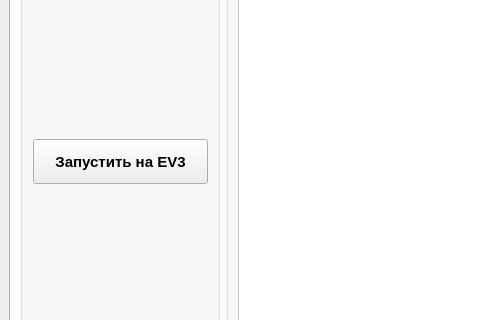
The window that main.ui (MrKrut0y/Robot-artist_EV3-Python) describes before a commit, drawn with Qt 5; both pictures show x 0 to 480 and y 373 to 693 of the 1086 by 830 pixel window.
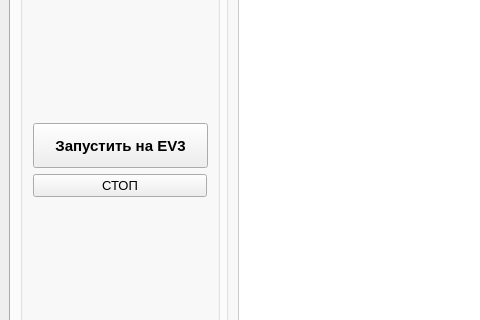
The same window after the commit. The open tabs and pages were chosen to show the change.

```diff
--- a/main.ui
+++ b/main.ui
@@ -248,6 +248,24 @@
              </property>
             </widget>
            </item>
+           <item>
+            <widget class="QPushButton" name="stopEv3Button">
+             <property name="maximumSize">
+              <size>
+               <width>175</width>
+               <height>30</height>
+              </size>
+             </property>
+             <property name="font">
+              <font>
+               <pointsize>10</pointsize>
+              </font>
+             </property>
+             <property name="text">
+              <string>СТОП</string>
+             </property>
+            </widget>
+           </item>
            <item>
             <spacer name="verticalSpacer">
              <property name="orientation">
```
Left out of the diff: 2 changed lines with no effect on the pictures.
